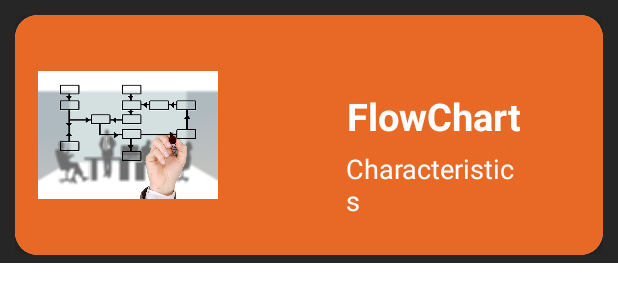
After one commit to Abisayo1/eNursing, an Android app: the layout sub_topics_item.xml on its own in the app's theme, with its tools: preview values and no code run, on a phone screen of 412 x 824 dp. The commit adds this screen. Shown: the top 302 px of the screen. Run offline under Robolectric (Android 15) with nearby library versions, the phone set to English and light mode, and no system bars.

Commit message:
Built Subtopics

```diff
--- a/app/src/main/java/com/abisayo/computerize1/AlgoQuizActivity.kt
+++ b/app/src/main/java/com/abisayo/computerize1/AlgoQuizActivity.kt
@@ -137,6 +137,7 @@ class AlgoQuizActivity : AppCompatActivity(), View.OnClickListener {
                         val intent = Intent(this, Result::class.java)
                         intent.putExtra(Constants.CORRECT_ANSWERS, mCorrectAnswers)
                         intent.putExtra(Constants.TOTAL_QUESTIONS, mQuestionsList!!.size)
+                        intent.putExtra(Constants.TOPIC, "Algorithms")
                         startActivity(intent)
                         finish()
                     }
--- a/app/src/main/java/com/abisayo/computerize1/Learn.kt
+++ b/app/src/main/java/com/abisayo/computerize1/Learn.kt
@@ -54,7 +54,9 @@ class Learn : AppCompatActivity() {
                     startActivity(intent)
                 }
 
-                R.id.flow -> scrollToView(binding.scroll, binding.flow)
+                R.id.flow -> {intent = Intent(this, FlowCharacteristicsActivity::class.java)
+                    startActivity(intent)
+                }
                 R.id.element -> scrollToView(binding.scroll, binding.elements)
                 R.id.rules -> scrollToView(binding.scroll, binding.rules)
                 R.id.adv -> scrollToView(binding.scroll, binding.adv)
--- a/app/src/main/java/com/abisayo/computerize1/Quiz.kt
+++ b/app/src/main/java/com/abisayo/computerize1/Quiz.kt
@@ -139,6 +139,7 @@ class Quiz : AppCompatActivity(), View.OnClickListener {
                         val intent = Intent(this, Result::class.java)
                         intent.putExtra(Constants.CORRECT_ANSWERS, mCorrectAnswers)
                         intent.putExtra(Constants.TOTAL_QUESTIONS, mQuestionsList!!.size)
+                        intent.putExtra(Constants.TOPIC, "Flowchart")
                         startActivity(intent)
                         finish()
                     }
--- a/app/src/main/java/com/abisayo/computerize1/TopicsActivity.kt
+++ b/app/src/main/java/com/abisayo/computerize1/TopicsActivity.kt
@@ -50,7 +50,7 @@ class TopicsActivity : AppCompatActivity() {
         topicAdapter.setOnItemClickListener(object : TopicAdapter.onItemClickListener{
             override fun onItemClick(position: Int) {
                 if (position == 0) {
-                    val intent = Intent(this@TopicsActivity, Learn::class.java)
+                    val intent = Intent(this@TopicsActivity, FlowSubTopicsActivity::class.java)
                     startActivity(intent)
 
                 }
--- /dev/null
+++ b/app/src/main/res/layout/sub_topics_item.xml
@@ -0,0 +1,90 @@
+<?xml version="1.0" encoding="utf-8"?>
+<LinearLayout
+    xmlns:android="http://schemas.android.com/apk/res/android"
+    xmlns:app="http://schemas.android.com/apk/res-auto"
+    xmlns:tools="http://schemas.android.com/tools"
+    android:layout_width="match_parent"
+    android:layout_height="wrap_content"
+    android:backgroundTint= "#262626"
+    android:orientation="vertical"
+    android:paddingBottom="5dp"
+    android:paddingLeft="10dp"
+    android:paddingRight="10dp"
+    android:paddingTop="10dp"
+    android:background="#262626">
+
+
+    <LinearLayout
+        android:layout_width="match_parent"
+        android:layout_height="wrap_content"
+        android:orientation="vertical">
+
+        <androidx.cardview.widget.CardView
+            android:layout_width="match_parent"
+            android:layout_height="160dp"
+            app:cardElevation="6dp"
+            app:cardCornerRadius="15dp">
+
+            <RelativeLayout
+                android:id="@+id/layout"
+                android:layout_width="match_parent"
+                android:layout_height="match_parent"
+                android:background="#E86926"
+                android:padding="10dp">
+
+                <TextView
+                    android:id="@+id/question"
+                    android:layout_width="wrap_content"
+                    android:layout_height="wrap_content"
+                    android:layout_alignParentEnd="true"
+                    android:layout_alignParentRight="true"
+                    android:layout_marginTop="40dp"
+                    android:layout_marginEnd="45dp"
+                    android:layout_marginRight="45dp"
+                    android:gravity="center_horizontal"
+                    android:text="FlowChart"
+                    android:textAlignment="center"
+                    android:textColor="#ffff"
+                    android:textSize="25sp"
+                    android:textStyle="bold" />
+
+                <TextView
+                    android:id="@+id/detail"
+                    android:layout_width="wrap_content"
+                    android:layout_height="wrap_content"
+                    android:layout_below="@+id/question"
+                    android:layout_alignStart="@+id/question"
+                    android:layout_alignLeft="@+id/question"
+                    android:layout_alignParentRight="true"
+                    android:layout_centerVertical="true"
+                    android:layout_marginTop="5dp"
+                    android:layout_marginEnd="45dp"
+                    android:layout_marginRight="45dp"
+                    android:text="Characteristics"
+                    android:textColor="#ffff"
+                    android:textSize="18sp" />
+
+                <ImageView
+                    android:id="@+id/img"
+                    android:layout_width="120dp"
+                    android:layout_height="120dp"
+                    android:layout_alignParentLeft="true"
+                    android:layout_alignParentTop="true"
+                    android:layout_marginStart="5dp"
+                    android:layout_marginLeft="10dp"
+                    android:layout_marginTop="10dp"
+                    android:layout_toEndOf="@+id/detail"
+                    android:layout_toRightOf="@+id/detail"
+                    android:maxHeight="100dp"
+                    android:src="@drawable/flowchart" />
+
+
+            </RelativeLayout>
+
+        </androidx.cardview.widget.CardView>
+
+
+
+    </LinearLayout>
+
+</LinearLayout>
```
Also changed, not shown: app/src/main/AndroidManifest.xml (+11 -7 lines), app/src/main/java/com/abisayo/computerize1/FlowCharacteristicsActivity.kt (added, +11 -0 lines), app/src/main/java/com/abisayo/computerize1/FlowSubTopicsActivity.kt (added, +64 -0 lines), app/src/main/java/com/abisayo/computerize1/Result.kt (+15 -6 lines), app/src/main/java/com/abisayo/computerize1/SubTopicsAdapter.kt (added, +74 -0 lines), app/src/main/res/layout/activity_flow_characteristics.xml (added, +9 -0 lines), app/src/main/res/layout/activity_flow_sub_topics.xml (added, +23 -0 lines).
